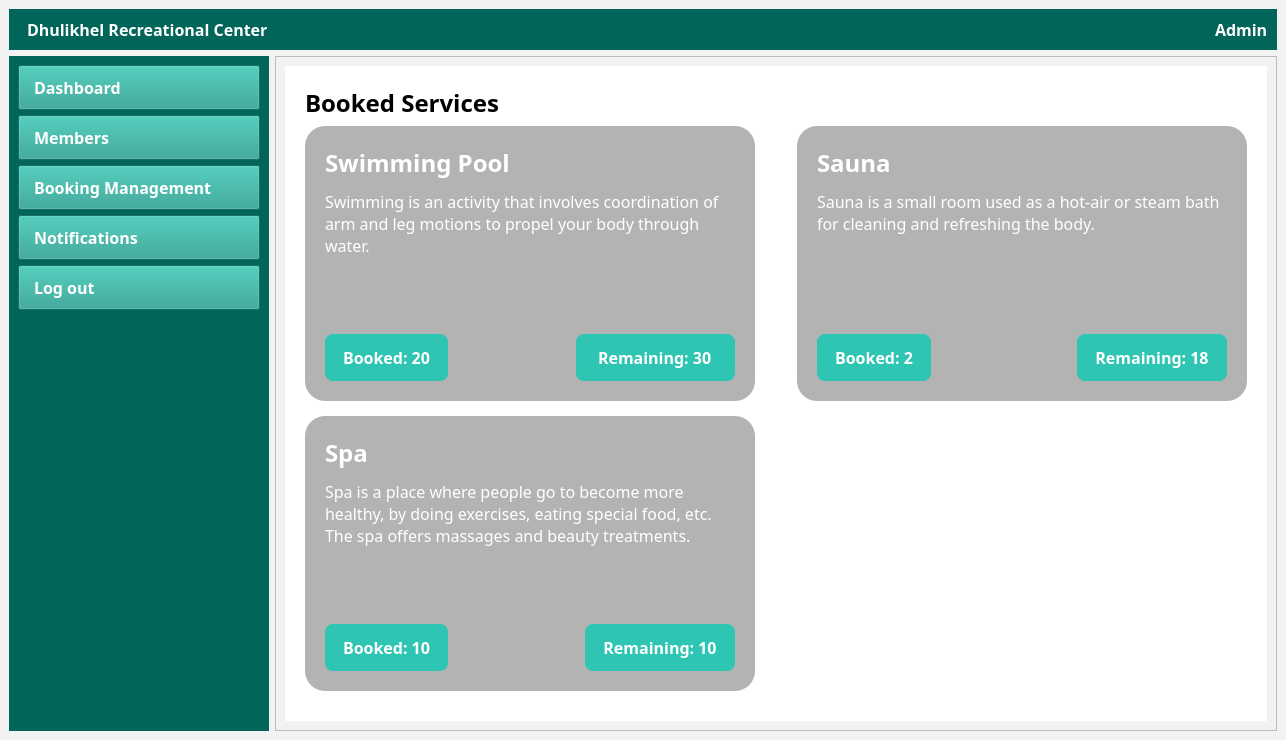
sanjibdahal/RCMS, file admindashboard.ui: the form before one commit.
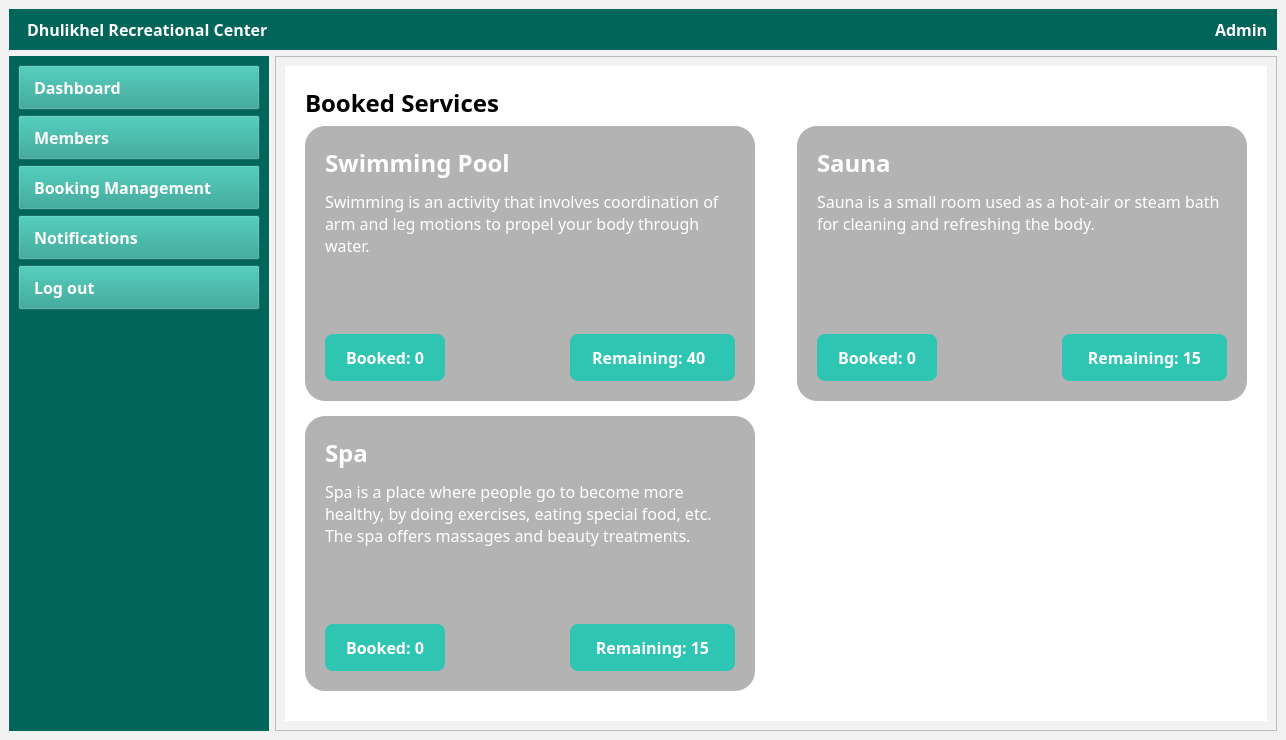
The form after the commit. The open tabs and pages were chosen to show the change. Icons and pictures are not drawn.

The edit to the form file:
```diff
--- a/admindashboard.ui
+++ b/admindashboard.ui
@@ -1894,6 +1894,12 @@
                          <verstretch>0</verstretch>
                         </sizepolicy>
                        </property>
+                       <property name="minimumSize">
+                        <size>
+                         <width>120</width>
+                         <height>45</height>
+                        </size>
+                       </property>
                        <property name="font">
                         <font>
                          <family>Poppins</family>
@@ -1905,7 +1911,7 @@
                         <string notr="true">background: #2FC5B3; border-radius: 8px; padding: 12px 18px; color: #fff;</string>
                        </property>
                        <property name="text">
-                        <string>Booked: 10</string>
+                        <string>Booked: 0</string>
                        </property>
                        <property name="alignment">
                         <set>Qt::AlignCenter</set>
@@ -1936,6 +1942,12 @@
                          <verstretch>0</verstretch>
                         </sizepolicy>
                        </property>
+                       <property name="minimumSize">
+                        <size>
+                         <width>165</width>
+                         <height>45</height>
+                        </size>
+                       </property>
                        <property name="font">
                         <font>
                          <family>Poppins</family>
@@ -1947,7 +1959,7 @@
                         <string notr="true">background: #2FC5B3; border-radius: 8px; padding: 12px 18px; color: #fff;</string>
                        </property>
                        <property name="text">
-                        <string>Remaining: 10</string>
+                        <string>Remaining: 15</string>
                        </property>
                        <property name="alignment">
                         <set>Qt::AlignCenter</set>
@@ -2094,6 +2106,12 @@
                          <verstretch>0</verstretch>
                         </sizepolicy>
                        </property>
+                       <property name="minimumSize">
+                        <size>
+                         <width>120</width>
+                         <height>45</height>
+                        </size>
+                       </property>
                        <property name="font">
                         <font>
                          <family>Poppins</family>
@@ -2105,7 +2123,7 @@
                         <string notr="true">background: #2FC5B3; border-radius: 8px; padding: 12px 18px; color: #fff;</string>
                        </property>
                        <property name="text">
-                        <string>Booked: 2</string>
+                        <string>Booked: 0</string>
                        </property>
                        <property name="alignment">
                         <set>Qt::AlignCenter</set>
@@ -2136,6 +2154,12 @@
                          <verstretch>0</verstretch>
                         </sizepolicy>
                        </property>
+                       <property name="minimumSize">
+                        <size>
+                         <width>165</width>
+                         <height>45</height>
+                        </size>
+                       </property>
                        <property name="font">
                         <font>
                          <family>Poppins</family>
@@ -2147,7 +2171,7 @@
                         <string notr="true">background: #2FC5B3; border-radius: 8px; padding: 12px 18px; color: #fff;</string>
                        </property>
                        <property name="text">
-                        <string>Remaining: 18</string>
+                        <string>Remaining: 15</string>
                        </property>
                        <property name="alignment">
                         <set>Qt::AlignCenter</set>
@@ -2296,7 +2320,7 @@
                        </property>
                        <property name="minimumSize">
                         <size>
-                         <width>0</width>
+                         <width>120</width>
                          <height>45</height>
                         </size>
                        </property>
@@ -2311,7 +2335,7 @@
                         <string notr="true">background: #2FC5B3; border-radius: 8px; padding: 12px 18px; color: #fff;</string>
                        </property>
                        <property name="text">
-                        <string>Booked: 20</string>
+                        <string>Booked: 0</string>
                        </property>
                        <property name="alignment">
                         <set>Qt::AlignCenter</set>
@@ -2344,7 +2368,7 @@
                        </property>
                        <property name="minimumSize">
                         <size>
-                         <width>0</width>
+                         <width>165</width>
                          <height>45</height>
                         </size>
                        </property>
@@ -2359,7 +2383,7 @@
                         <string notr="true">background: #2FC5B3; border-radius: 8px; padding: 12px 18px; color: #fff;</string>
                        </property>
                        <property name="text">
-                        <string>Remaining: 30</string>
+                        <string>Remaining: 40</string>
                        </property>
                       </widget>
                      </item>
```
Left out of the diff: 20 changed lines with no effect on the pictures.
